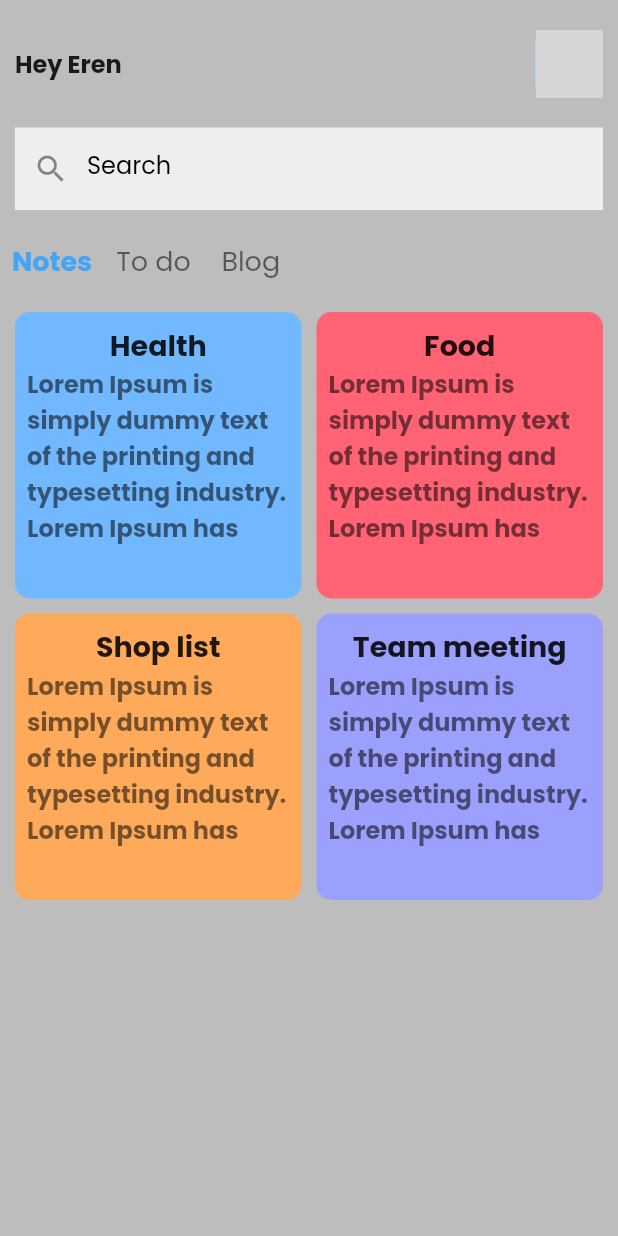
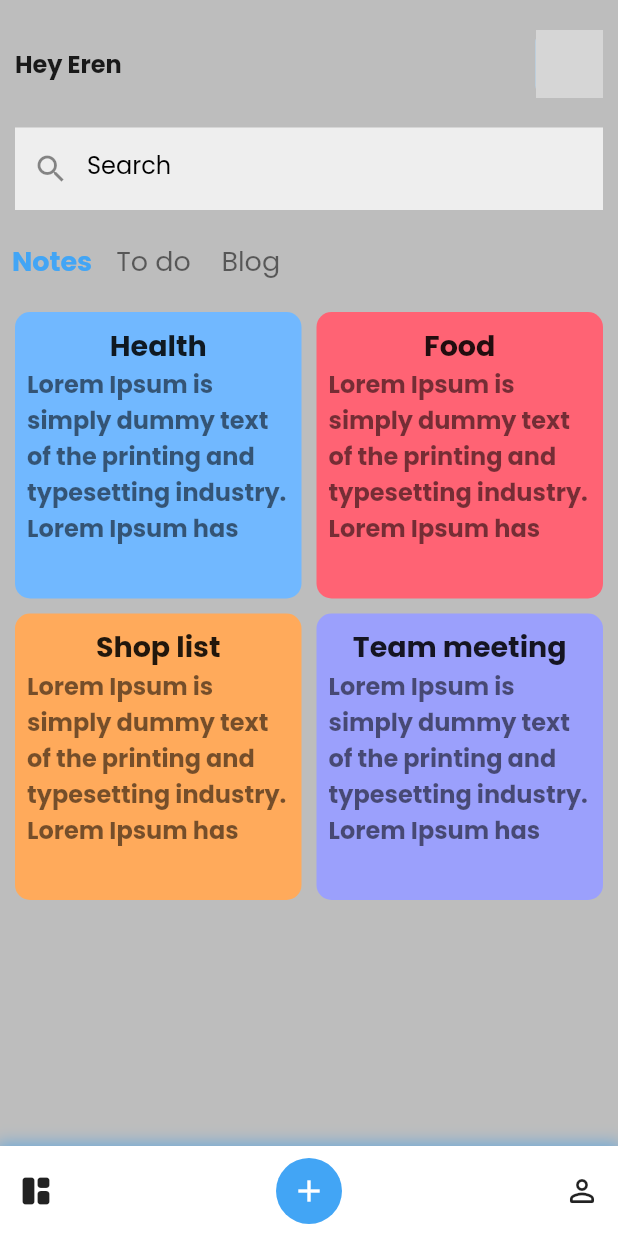
Before and after one commit to sameelll/notepad-app, a Flutter app: the screen it shows after launch, on a phone screen of 412 x 824 dp. Run offline on Flutter 3.47's test engine with Material 2 defaults, Android fonts, the light colour scheme and no system bars; grey boxes are pictures that could not be loaded.

Commit message:
Bottom Navbar created, add list page route added

```diff
--- /dev/null
+++ b/lib/screens/components/BottomNavbar.dart
@@ -0,0 +1,46 @@
+import 'package:flutter/material.dart';
+import 'package:notepad_app/screens/add_list/add_todo.dart';
+
+class BottomNavbar extends StatelessWidget {
+  const BottomNavbar({
+    Key? key,
+  }) : super(key: key);
+
+  @override
+  Widget build(BuildContext context) {
+    return Container(
+      height: 60,
+      decoration: BoxDecoration(color: Colors.white, boxShadow: [
+        BoxShadow(
+            color: Colors.blue.withOpacity(0.5),
+            spreadRadius: 2.0,
+            blurRadius: 8.0)
+      ]),
+      child: Row(
+        mainAxisAlignment: MainAxisAlignment.spaceBetween,
+        children: [
+          IconButton(
+              onPressed: () {},
+              icon: const Icon(Icons.space_dashboard_rounded)),
+          InkWell(
+            onTap: () {
+              Navigator.push(
+                  context, MaterialPageRoute(builder: (context) => AddTodo()));
+            },
+            child: Container(
+              padding: const EdgeInsets.all(10.0),
+              decoration: BoxDecoration(
+                  color: Colors.blue[400], shape: BoxShape.circle),
+              child: const Icon(
+                Icons.add,
+                color: Colors.white,
+              ),
+            ),
+          ),
+          IconButton(
+              onPressed: () {}, icon: const Icon(Icons.person_outline_rounded)),
+        ],
+      ),
+    );
+  }
+}
--- a/lib/screens/home_page.dart
+++ b/lib/screens/home_page.dart
@@ -2,6 +2,7 @@ import 'package:flutter/material.dart';
 
 // Components
 import 'components/AppBar.dart';
+import 'components/BottomNavbar.dart';
 import 'components/ListData.dart';
 import 'components/LitsButton.dart';
 import 'components/SearchBar.dart';
@@ -18,6 +19,7 @@ class _HomePageState extends State<HomePage> {
   Widget build(BuildContext context) {
     return Scaffold(
       backgroundColor: Colors.grey.shade400,
+      bottomNavigationBar: const BottomNavbar(),
       body: SafeArea(
         child: ListView(
           children: const [
@@ -28,7 +30,8 @@ class _HomePageState extends State<HomePage> {
             // Lits
             LitsButtonContainer(),
             // To do list
-            ListData()
+            ListData(),
+
           ],
         ),
       ),
```
Also changed, not shown: lib/screens/add_list/add_todo.dart (added, +17 -0 lines).
